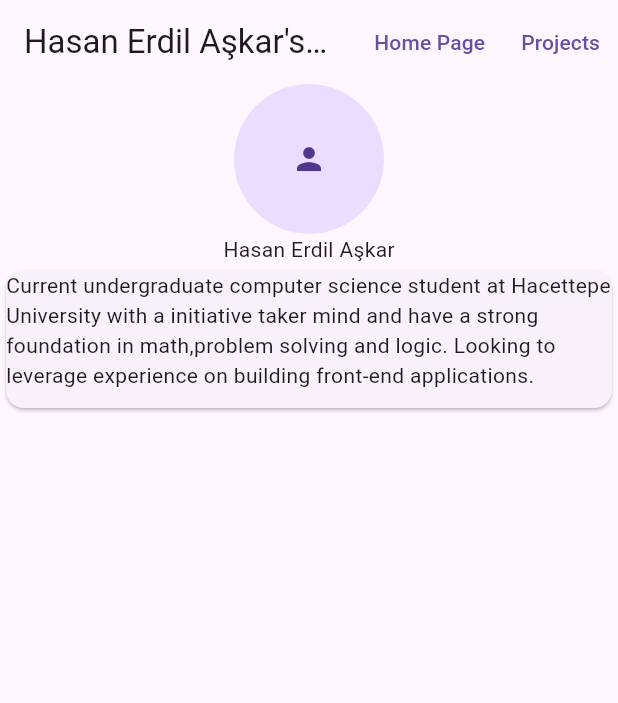
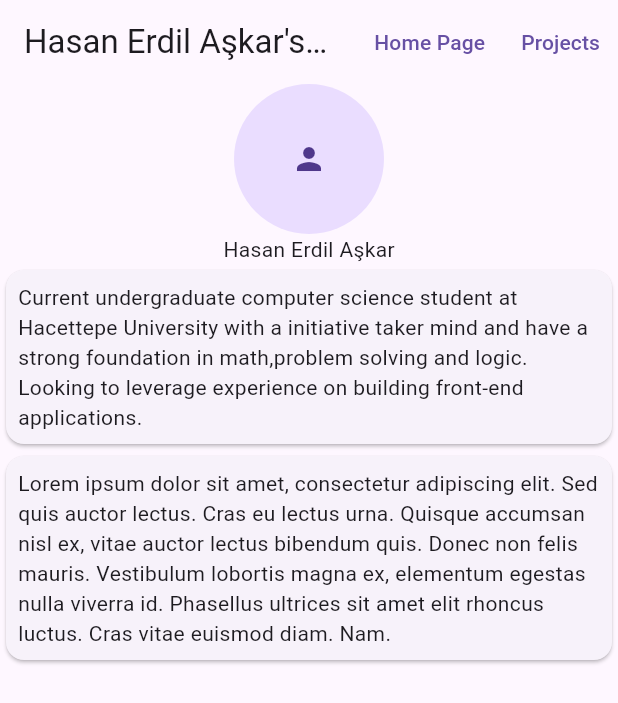
Before and after one commit to erdilhasan/portfolio_flutter_web, a Flutter app: the screen it shows after launch, on a phone screen of 412 x 824 dp. Shown: the top 703 px of the screen. Run offline on Flutter 3.47's test engine with Material 2 defaults, Android fonts, the light colour scheme and no system bars.

Commit message:
Dummy Data and about me card

```diff
--- a/lib/about_me.dart
+++ b/lib/about_me.dart
@@ -1,18 +1,23 @@
 import 'package:flutter/material.dart';
 import 'package:flutter/src/widgets/framework.dart';
 import 'package:flutter/src/widgets/placeholder.dart';
+import 'package:portfolio_web/data.dart';
 
 class AboutMe extends StatelessWidget {
-  const AboutMe({super.key});
+  final String bodyText;
+
+  const AboutMe({super.key, required this.bodyText});
 
   @override
   Widget build(BuildContext context) {
     return ConstrainedBox(
-      constraints: BoxConstraints(
-          maxWidth: 700, maxHeight: 300, minHeight: 100, minWidth: 100),
+      constraints: const BoxConstraints(
+          maxWidth: 700, maxHeight: 300, minHeight: 100, minWidth: 300),
       child: Card(
-        child: Text(
-            "Current undergraduate computer science student at Hacettepe University with a initiative taker mind and have a strong foundation in math,problem solving and logic. Looking to leverage experience on building front‑end applications."),
+        child: Padding(
+          padding: const EdgeInsets.all(8.0),
+          child: Text(bodyText),
+        ),
       ),
     );
   }
--- /dev/null
+++ b/lib/data.dart
@@ -0,0 +1,5 @@
+const String intro =
+    "Current undergraduate computer science student at Hacettepe University with a initiative taker mind and have a strong foundation in math,problem solving and logic. Looking to leverage experience on building front‑end applications.";
+
+const String dummy =
+    "Lorem ipsum dolor sit amet, consectetur adipiscing elit. Sed quis auctor lectus. Cras eu lectus urna. Quisque accumsan nisl ex, vitae auctor lectus bibendum quis. Donec non felis mauris. Vestibulum lobortis magna ex, elementum egestas nulla viverra id. Phasellus ultrices sit amet elit rhoncus luctus. Cras vitae euismod diam. Nam.";
--- a/lib/homepage_screen.dart
+++ b/lib/homepage_screen.dart
@@ -2,6 +2,7 @@ import 'package:flutter/material.dart';
 import 'package:flutter/src/widgets/framework.dart';
 import 'package:flutter/src/widgets/placeholder.dart';
 import 'package:portfolio_web/about_me.dart';
+import 'data.dart';
 
 class HomePage extends StatelessWidget {
   const HomePage({super.key});
@@ -11,19 +12,20 @@ class HomePage extends StatelessWidget {
     return Scaffold(
       appBar: AppBar(
         actions: [
-          TextButton(onPressed: () {}, child: Text("Home Page")),
-          TextButton(onPressed: () {}, child: Text("Projects"))
+          TextButton(onPressed: () {}, child: const Text("Home Page")),
+          TextButton(onPressed: () {}, child: const Text("Projects"))
         ],
-        title: Text('Hasan Erdil Aşkar\'s Portfolio '),
+        title: const Text('Hasan Erdil Aşkar\'s Portfolio '),
       ),
       body: SingleChildScrollView(
         child: Center(
           child: Column(
             mainAxisAlignment: MainAxisAlignment.center,
-            children: [
+            children: const [
               CircleAvatar(maxRadius: 50, child: Icon(Icons.person)),
               Text("Hasan Erdil Aşkar"),
-              AboutMe()
+              AboutMe(bodyText: intro),
+              AboutMe(bodyText: dummy)
             ],
           ),
         ),
```
